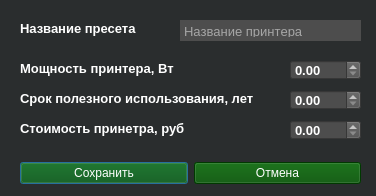
Ranzo/Calc3d_by_Risen, file src/view/ui/add_printer.ui: the form before one commit.
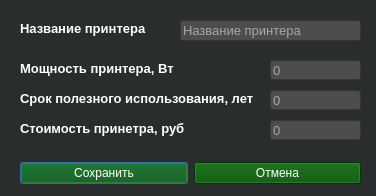
The form after the commit. Icons and pictures are not drawn.

Commit message: fix: #15 QSpin -> QEditLine

What changed in the file:
```diff
--- a/src/view/ui/add_printer.ui
+++ b/src/view/ui/add_printer.ui
@@ -78,12 +78,12 @@
         <string>Срок полезного использования, лет</string>
       </property>
     </widget>
-    <widget class="QDoubleSpinBox" name="input_age">
+    <widget class="QLineEdit" name="input_age">
       <property name="geometry">
         <rect>
-          <x>290</x>
+          <x>270</x>
           <y>90</y>
-          <width>71</width>
+          <width>91</width>
           <height>20</height>
         </rect>
       </property>
@@ -96,24 +96,14 @@
       <property name="font">
         <font>
           <pointsize>10</pointsize>
-          <bold>true</bold>
           <stylestrategy>PreferAntialias</stylestrategy>
         </font>
       </property>
       <property name="styleSheet">
-        <string notr="true">background-color: rgb(77, 77, 77);</string>
+        <string notr="true">background-color: rgb(77, 77, 77); text-align: right;</string>
       </property>
-      <property name="buttonSymbols">
-        <enum>QAbstractSpinBox::UpDownArrows</enum>
-      </property>
-      <property name="minimum">
-        <double>0.000000000000000</double>
-      </property>
-      <property name="maximum">
-        <double>99999.000000000000000</double>
-      </property>
-      <property name="value">
-        <double>0.000000000000000</double>
+      <property name="placeholderText">
+        <string>0</string>
       </property>
     </widget>
     <widget class="QLabel" name="power_printer_2">
@@ -138,12 +128,12 @@
         <string>Стоимость принетра, руб</string>
       </property>
     </widget>
-    <widget class="QDoubleSpinBox" name="input_price">
+    <widget class="QLineEdit" name="input_price">
       <property name="geometry">
         <rect>
-          <x>290</x>
+          <x>270</x>
           <y>120</y>
-          <width>71</width>
+          <width>91</width>
           <height>20</height>
         </rect>
       </property>
@@ -156,24 +146,14 @@
       <property name="font">
         <font>
           <pointsize>10</pointsize>
-          <bold>true</bold>
           <stylestrategy>PreferAntialias</stylestrategy>
         </font>
       </property>
       <property name="styleSheet">
-        <string notr="true">background-color: rgb(77, 77, 77);</string>
+        <string notr="true">background-color: rgb(77, 77, 77); text-align: right;</string>
       </property>
-      <property name="buttonSymbols">
-        <enum>QAbstractSpinBox::UpDownArrows</enum>
-      </property>
-      <property name="minimum">
-        <double>0.000000000000000</double>
-      </property>
-      <property name="maximum">
-        <double>99999.000000000000000</double>
-      </property>
-      <property name="value">
-        <double>0.000000000000000</double>
+      <property name="placeholderText">
+        <string>0</string>
       </property>
     </widget>
     <widget class="QLabel" name="power_printer_3">
@@ -198,12 +178,12 @@
         <string>Мощность принтера, Вт</string>
       </property>
     </widget>
-    <widget class="QDoubleSpinBox" name="input_power">
+    <widget class="QLineEdit" name="input_power">
       <property name="geometry">
         <rect>
-          <x>290</x>
+          <x>270</x>
           <y>60</y>
-          <width>71</width>
+          <width>91</width>
           <height>20</height>
         </rect>
       </property>
@@ -216,24 +196,14 @@
       <property name="font">
         <font>
           <pointsize>10</pointsize>
-          <bold>true</bold>
           <stylestrategy>PreferAntialias</stylestrategy>
         </font>
       </property>
       <property name="styleSheet">
-        <string notr="true">background-color: rgb(77, 77, 77);</string>
+        <string notr="true">background-color: rgb(77, 77, 77); text-align: right;</string>
       </property>
-      <property name="buttonSymbols">
-        <enum>QAbstractSpinBox::UpDownArrows</enum>
-      </property>
-      <property name="minimum">
-        <double>0.000000000000000</double>
-      </property>
-      <property name="maximum">
-        <double>99999.000000000000000</double>
-      </property>
-      <property name="value">
-        <double>0.000000000000000</double>
+      <property name="placeholderText">
+        <string>0</string>
       </property>
     </widget>
     <widget class="QLabel" name="power_printer_4">
@@ -255,10 +225,10 @@
         <string notr="true">color: rgb(255, 255, 255);</string>
       </property>
       <property name="text">
-        <string>Название пресета</string>
+        <string>Название принтера</string>
       </property>
     </widget>
-    <widget class="QTextEdit" name="input_name">
+    <widget class="QLineEdit" name="input_name">
       <property name="enabled">
         <bool>true</bool>
       </property>
@@ -270,11 +240,16 @@
           <height>21</height>
         </rect>
       </property>
+      <property name="sizePolicy">
+        <sizepolicy hsizetype="Fixed" vsizetype="Fixed">
+          <horstretch>0</horstretch>
+          <verstretch>0</verstretch>
+        </sizepolicy>
+      </property>
       <property name="font">
         <font>
           <pointsize>10</pointsize>
           <stylestrategy>PreferAntialias</stylestrategy>
-          <kerning>false</kerning>
         </font>
       </property>
       <property name="tabletTracking">
@@ -284,46 +259,7 @@
         <bool>true</bool>
       </property>
       <property name="styleSheet">
-        <string notr="true">background-color: rgb(77, 77, 77);</string>
-      </property>
-      <property name="frameShape">
-        <enum>QFrame::NoFrame</enum>
-      </property>
-      <property name="frameShadow">
-        <enum>QFrame::Sunken</enum>
-      </property>
-      <property name="verticalScrollBarPolicy">
-        <enum>Qt::ScrollBarAlwaysOff</enum>
-      </property>
-      <property name="horizontalScrollBarPolicy">
-        <enum>Qt::ScrollBarAlwaysOff</enum>
-      </property>
-      <property name="autoFormatting">
-        <set>QTextEdit::AutoBulletList</set>
-      </property>
-      <property name="tabChangesFocus">
-        <bool>true</bool>
-      </property>
-      <property name="documentTitle">
-        <string notr="true"/>
-      </property>
-      <property name="undoRedoEnabled">
-        <bool>false</bool>
-      </property>
-      <property name="lineWrapMode">
-        <enum>QTextEdit::WidgetWidth</enum>
-      </property>
-      <property name="markdown">
-        <string/>
-      </property>
-      <property name="acceptRichText">
-        <bool>false</bool>
-      </property>
-      <property name="cursorWidth">
-        <number>1</number>
-      </property>
-      <property name="textInteractionFlags">
-        <set>Qt::TextEditorInteraction</set>
+        <string notr="true">background-color: rgb(77, 77, 77); text-align: right;</string>
       </property>
       <property name="placeholderText">
         <string>Название принтера</string>
```
Left out of the diff: 6 changed lines with no effect on the pictures. The commit also changes 11 other files.
